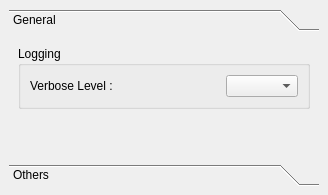
Old version of the form src/components/core/preferencesManager/ui/Preferences_Manager.ui in the repository KelSolaar/sIBL_GUI.
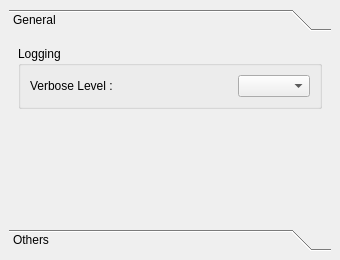
New version of the form.

The edit to the form file:
```diff
--- a/src/components/core/preferencesManager/ui/Preferences_Manager.ui
+++ b/src/components/core/preferencesManager/ui/Preferences_Manager.ui
@@ -2,6 +2,14 @@
 <ui version="4.0">
  <class>Preferences_Manager_DockWidget</class>
  <widget class="QDockWidget" name="Preferences_Manager_DockWidget">
+  <property name="geometry">
+   <rect>
+    <x>0</x>
+    <y>0</y>
+    <width>340</width>
+    <height>260</height>
+   </rect>
+  </property>
   <property name="windowTitle">
    <string>Preferences Manager</string>
   </property>
```
Left out of the diff: 2 changed lines with no effect on the pictures.
